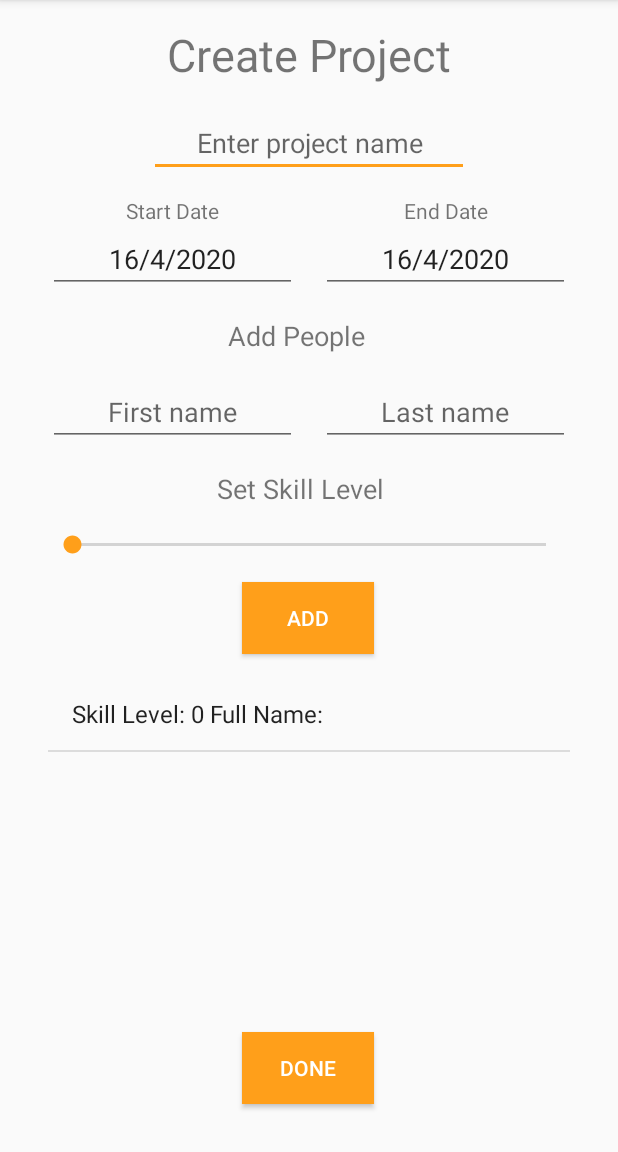
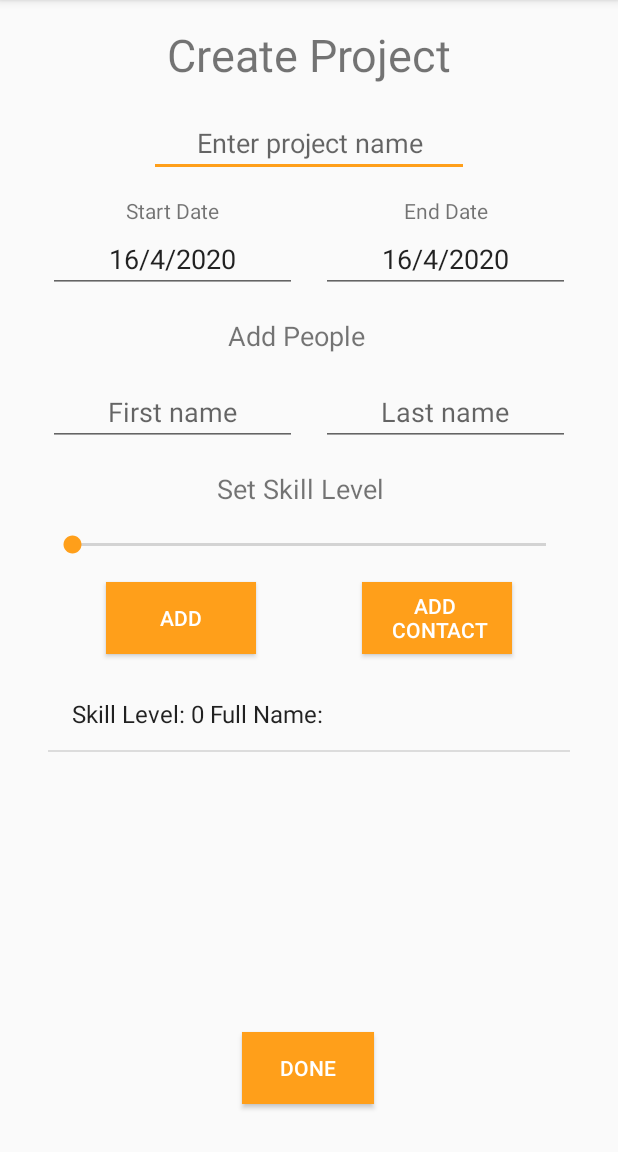
Before and after one commit to poirotTheCodeCat/programManagerA2, an Android app: the CreateProjectFragment screen opened through its navigation route, after a tap on "ADD", on a phone screen of 412 x 824 dp, the part 84-1236 px from its top. Run offline under Robolectric (Android 15) with nearby library versions, the phone set to English and light mode, and no system bars; our stand-ins replace Volley; network calls fail; 1 other tap on this screen came first.

Commit message:
Added Contact Button to the UI

```diff
--- a/app/src/main/res/layout/fragment_create_project.xml
+++ b/app/src/main/res/layout/fragment_create_project.xml
@@ -169,7 +169,7 @@
 
     <Button
         android:id="@+id/button_add_person"
-        android:layout_width="wrap_content"
+        android:layout_width="100sp"
         android:layout_height="wrap_content"
         android:layout_marginTop="16dp"
         android:background="@color/colorAccent"
@@ -177,9 +177,24 @@
         android:paddingRight="5dp"
         android:text="@string/confirm_person"
         android:textColor="@color/colorWhite"
+        app:layout_constraintEnd_toStartOf="@id/button_add_contact"
+        app:layout_constraintHorizontal_bias="0.498"
+        app:layout_constraintStart_toStartOf="parent"
+        app:layout_constraintTop_toBottomOf="@+id/seekBar_skill_level" />
+
+    <Button
+        android:id="@+id/button_add_contact"
+        android:layout_width="100sp"
+        android:layout_height="wrap_content"
+        android:layout_marginTop="16dp"
+        android:background="@color/colorAccent"
+        android:paddingLeft="5dp"
+        android:paddingRight="5dp"
+        android:text="@string/add_contact"
+        android:textColor="@color/colorWhite"
         app:layout_constraintEnd_toEndOf="parent"
         app:layout_constraintHorizontal_bias="0.498"
-        app:layout_constraintStart_toStartOf="parent"
+        app:layout_constraintStart_toEndOf="@id/button_add_person"
         app:layout_constraintTop_toBottomOf="@+id/seekBar_skill_level" />
 
     <SeekBar
--- a/app/src/main/res/values/strings.xml
+++ b/app/src/main/res/values/strings.xml
@@ -42,4 +42,5 @@
     <string name="insert_task">INSERT</string>
     <string name="back_button_tasks">BACK</string>
     <string name="complete_task_string">COMPLETE</string>
+    <string name="add_contact">Add \n Contact</string>
 </resources>
```
